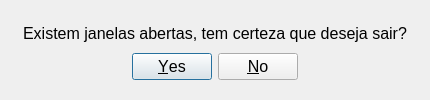
Klubas/Projeto-SOAD, file Resources/UI/SairDialog.ui: the form before one commit.
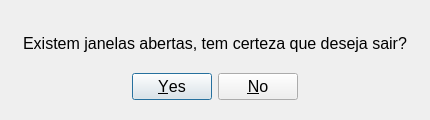
The form after the commit.

```diff
--- a/Resources/UI/SairDialog.ui
+++ b/Resources/UI/SairDialog.ui
@@ -7,19 +7,19 @@
     <x>0</x>
     <y>0</y>
     <width>430</width>
-    <height>100</height>
+    <height>120</height>
    </rect>
   </property>
   <property name="minimumSize">
    <size>
     <width>430</width>
-    <height>100</height>
+    <height>120</height>
    </size>
   </property>
   <property name="maximumSize">
    <size>
     <width>430</width>
-    <height>100</height>
+    <height>150</height>
    </size>
   </property>
   <property name="font">
@@ -36,6 +36,12 @@
   <layout class="QGridLayout" name="gridLayout_2">
    <item row="0" column="0">
     <widget class="QFrame" name="verticalFrame">
+     <property name="sizePolicy">
+      <sizepolicy hsizetype="Preferred" vsizetype="Expanding">
+       <horstretch>0</horstretch>
+       <verstretch>0</verstretch>
+      </sizepolicy>
+     </property>
      <property name="font">
       <font>
        <pointsize>12</pointsize>
```
